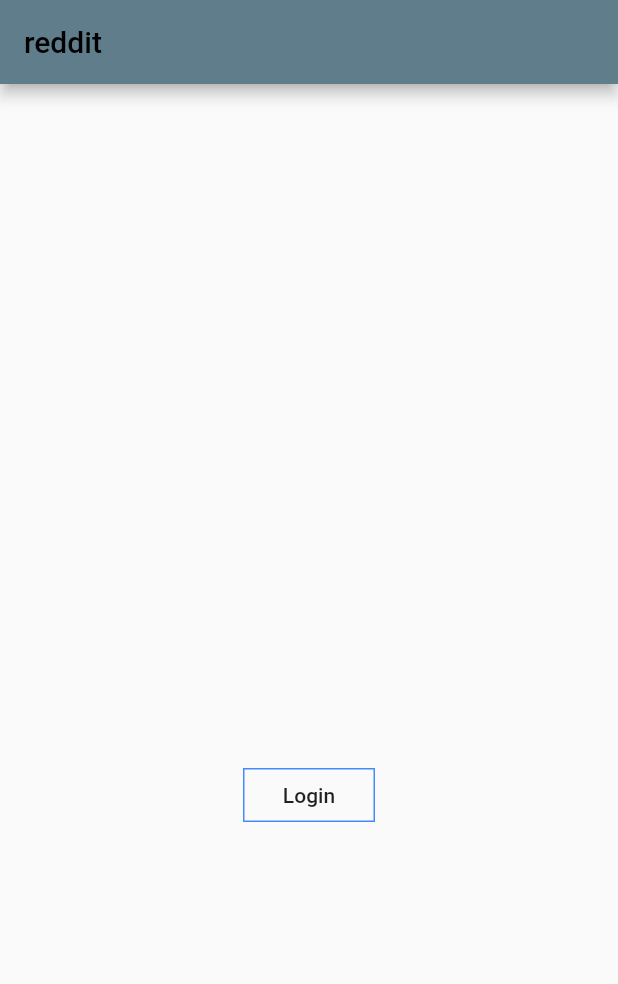
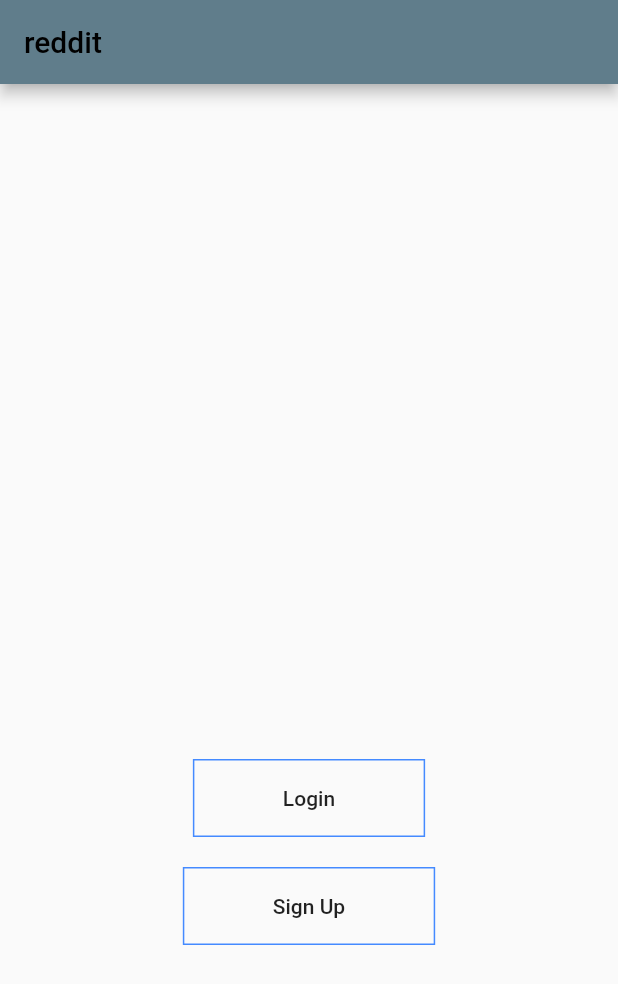
Before and after one commit to arnoosha/Reddit-Project, a Flutter app: the screen it shows after launch, on a phone screen of 412 x 824 dp. Shown: the top 984 px of the screen. Run offline on Flutter 3.47's test engine with Material 2 defaults, Android fonts, the phone set to English and light mode, and no system bars.

Commit message:
upgrading login and signUp button

```diff
--- a/lib/main.dart
+++ b/lib/main.dart
@@ -21,10 +21,18 @@
           child: Column(children: [
             Container(margin: EdgeInsets.only(top: 450),
             child: FlatButton(
+              padding: EdgeInsets.symmetric(vertical: 18.0 , horizontal: 60.0),
               onPressed: () => Scaffold(),
               child: Text('Login'),
             shape: RoundedRectangleBorder(side: BorderSide(color: Colors.blueAccent)),
-            ),)
+            ),),
+            Container(margin: EdgeInsets.only(top: 20),
+              child: FlatButton(
+                padding: EdgeInsets.symmetric(vertical: 18.0 , horizontal: 60.0),
+                onPressed: () => Scaffold(),
+                child: Text('Sign Up'),
+                shape: RoundedRectangleBorder(side: BorderSide(color: Colors.blueAccent)),
+              ),),
           ],),
         ),
         appBar: AppBar(
```
